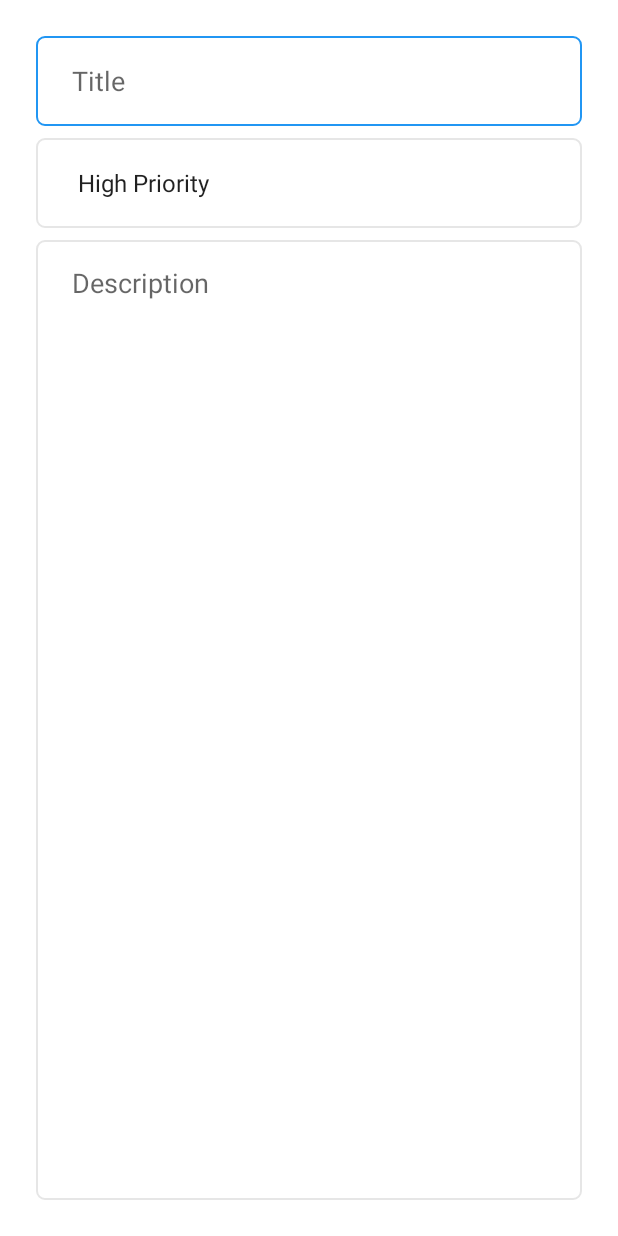
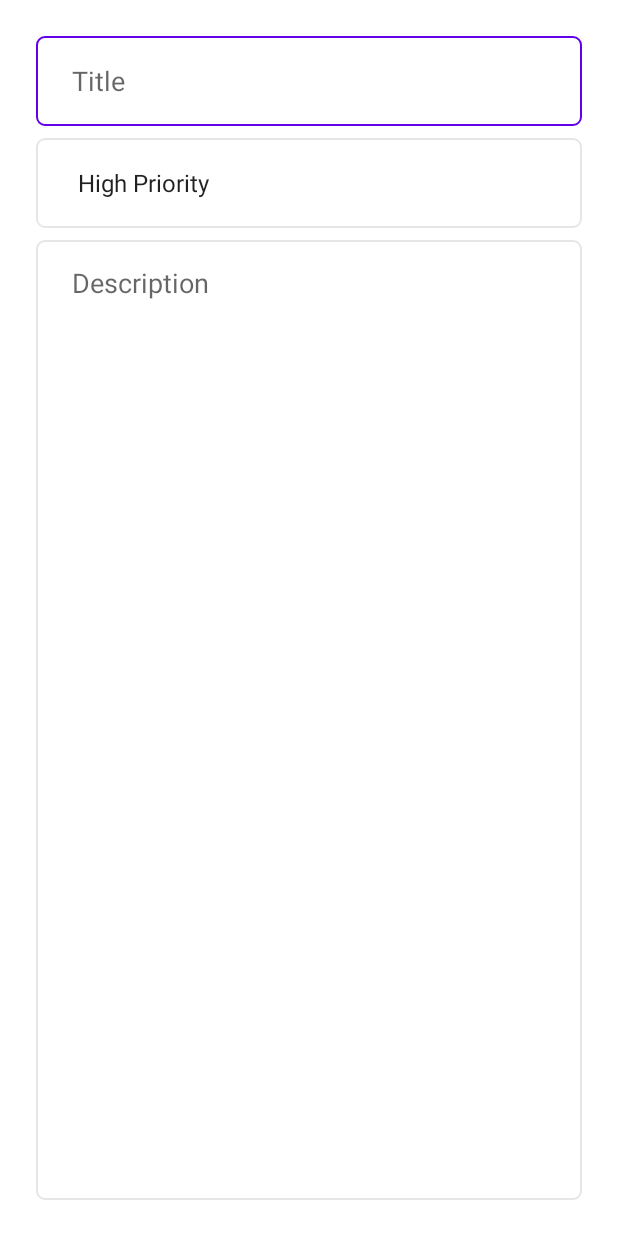
Before and after one commit to A-Fares/ToDo-App, an Android app: the layout fragment_update.xml on its own in the app's theme, with its tools: preview values and no code run, on a phone screen of 412 x 824 dp. Run offline under Robolectric (Android 15) with nearby library versions, the phone set to English and light mode, and no system bars.

Commit message:
cardView priority color fixed, and update themes colors

```diff
--- a/app/src/main/res/drawable/custom_input.xml
+++ b/app/src/main/res/drawable/custom_input.xml
@@ -4,7 +4,7 @@
     <item android:state_enabled="true" android:state_focused="true">
         <shape android:shape="rectangle">
             <solid android:color="@color/white"/>
-            <stroke android:width="1dp" android:color="@color/blue_500"/>
+            <stroke android:width="1dp" android:color="@color/purple_500"/>
             <corners android:radius="5dp"/>
         </shape>
     </item>
--- a/app/src/main/res/layout/row_layout.xml
+++ b/app/src/main/res/layout/row_layout.xml
@@ -34,7 +34,7 @@
                 android:layout_marginEnd="16dp"
                 android:parsePriorityColor="@{toDoData.priority}"
                 app:cardBackgroundColor="@color/red"
-                app:cardCornerRadius="100dp"
+                app:cardCornerRadius="9dp"
                 app:layout_constraintEnd_toEndOf="parent"
                 app:layout_constraintTop_toTopOf="parent" />
 
--- a/app/src/main/res/values-night/themes.xml
+++ b/app/src/main/res/values-night/themes.xml
@@ -2,12 +2,12 @@
     <!-- Base application theme. -->
     <style name="Theme.ToDo" parent="Theme.MaterialComponents.DayNight.DarkActionBar">
         <!-- Primary brand color. -->
-        <item name="colorPrimary">@color/blue_200</item>
-        <item name="colorPrimaryVariant">@color/blue_800</item>
+        <item name="colorPrimary">@color/purple_200</item>
+        <item name="colorPrimaryVariant">@color/purple_800</item>
         <item name="colorOnPrimary">@color/black</item>
         <!-- Secondary brand color. -->
-        <item name="colorSecondary">@color/blue_gray_700</item>
-        <item name="colorSecondaryVariant">@color/blue_gray_200</item>
+        <item name="colorSecondary">@color/purple_700</item>
+        <item name="colorSecondaryVariant">@color/purple_300</item>
         <item name="colorOnSecondary">@color/black</item>
         <!-- Status bar color. -->
         <item name="android:statusBarColor" tools:targetApi="l">?attr/colorPrimaryVariant</item>
--- a/app/src/main/res/values/colors.xml
+++ b/app/src/main/res/values/colors.xml
@@ -1,10 +1,10 @@
 <?xml version="1.0" encoding="utf-8"?>
 <resources>
-    <color name="blue_200">#90CAF9</color>
-    <color name="blue_500">#2196F3</color>
-    <color name="blue_800">#1565C0</color>
-    <color name="blue_gray_200">#B0BEC5</color>
-    <color name="blue_gray_700">#455A64</color>
+    <color name="purple_200">#9D46FF</color>
+    <color name="purple_500">#6200EA</color>
+    <color name="purple_800">#5502C8</color>
+    <color name="purple_300">#9D46FF</color>
+    <color name="purple_700">#9D46FF</color>
     <color name="black">#FF000000</color>
 
     <color name="white">#FFFFFF</color>
@@ -13,4 +13,5 @@
     <color name="red">#FF4646</color>
     <color name="yellow">#FFC114</color>
     <color name="green">#00C980</color>
+
 </resources>
--- a/app/src/main/res/values/strings.xml
+++ b/app/src/main/res/values/strings.xml
@@ -3,7 +3,6 @@
     <!-- TODO: Remove or change this placeholder text -->
     <string name="hello_blank_fragment">Hello blank fragment</string>
     <string name="no_data">No Data</string>
-    <string name="todo">TODO</string>
     <string name="title">Title</string>
     <string name="description">Description</string>
     <string name="search">Search</string>
--- a/app/src/main/res/values/themes.xml
+++ b/app/src/main/res/values/themes.xml
@@ -2,12 +2,12 @@
     <!-- Base application theme. -->
     <style name="Theme.ToDo" parent="Theme.MaterialComponents.DayNight.DarkActionBar">
         <!-- Primary brand color. -->
-        <item name="colorPrimary">@color/blue_500</item>
-        <item name="colorPrimaryVariant">@color/blue_800</item>
+        <item name="colorPrimary">@color/purple_500</item>
+        <item name="colorPrimaryVariant">@color/purple_800</item>
         <item name="colorOnPrimary">@color/white</item>
         <!-- Secondary brand color. -->
-        <item name="colorSecondary">@color/blue_gray_200</item>
-        <item name="colorSecondaryVariant">@color/blue_gray_700</item>
+        <item name="colorSecondary">@color/purple_300</item>
+        <item name="colorSecondaryVariant">@color/purple_700</item>
         <item name="colorOnSecondary">@color/black</item>
         <!-- Status bar color. -->
         <item name="android:statusBarColor" tools:targetApi="l">?attr/colorPrimaryVariant</item>
```
Also changed, not shown: app/src/main/java/com/afares/todo/fragments/BindingAdapter.kt (+1 -16 lines), app/src/main/res/layout/fragment_list.xml (+7 -6 lines).
